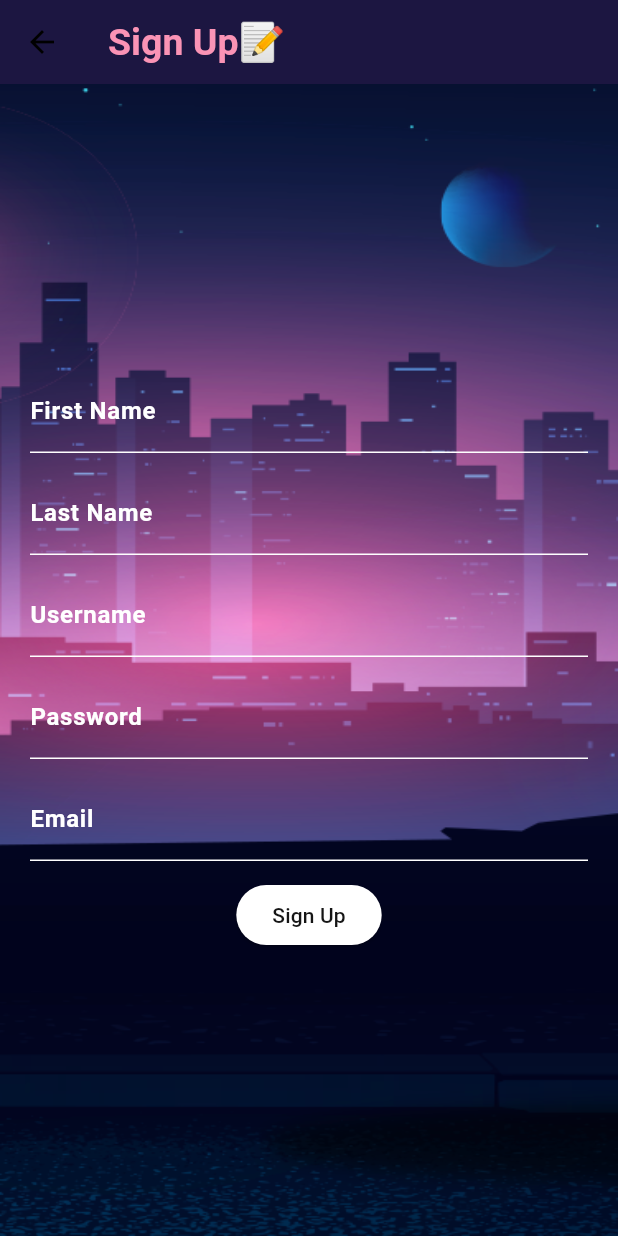
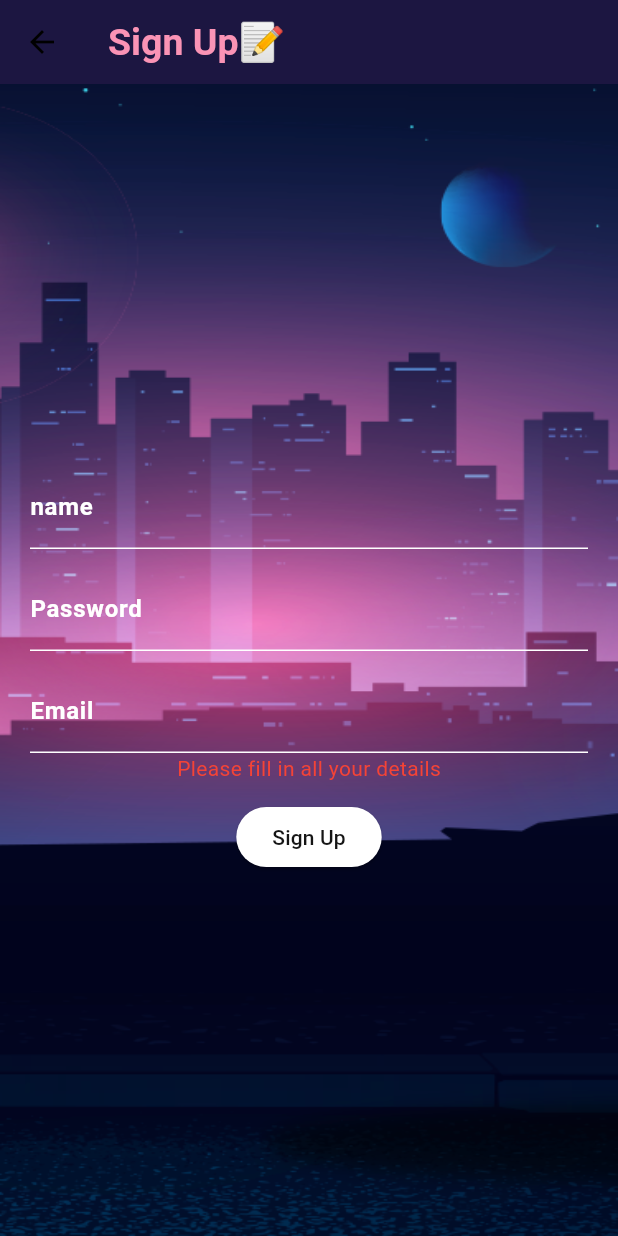
Before and after one commit to Kobby74/house-rental, a Flutter app: the SignupPage screen opened directly with empty values, after a tap on "Sign Up", on a phone screen of 412 x 824 dp. Run offline on Flutter 3.47's test engine with Material 3 defaults, Android fonts, the phone set to English and light mode, and no system bars; our stand-ins replace flutter_svg, image_picker.

Commit message:
login and signup page updated

```diff
--- a/lib/screen/home/home.dart
+++ b/lib/screen/home/home.dart
@@ -7,7 +7,7 @@ import 'package:lodge/screen/home/widget/recommended_house.dart';
 import 'package:lodge/screen/home/widget/search_input.dart';
 import 'package:lodge/screen/home/widget/welcom_text.dart';
 
-class HomePage extends StatelessWidget {
+class  HomePage extends StatelessWidget {
 
   @override
   Widget build(BuildContext context) {
@@ -20,7 +20,7 @@ class HomePage extends StatelessWidget {
           children: [
            WelcomeText(),
            SearchInput(onSearch: (query) {
-                print('Search query: $query');
+                 print('Search query: $query');
               },),
            Categories(),
           RecommendedHouse(),
--- a/lib/widget/signup_page.dart
+++ b/lib/widget/signup_page.dart
@@ -1,5 +1,6 @@
 import 'package:flutter/material.dart';
-import 'package:lodge/screen/home/home.dart';
+import 'package:http/http.dart' as http;
+import 'dart:convert';
 
 class SignupPage extends StatefulWidget {
   final Function(String, String) onSignup;
@@ -11,23 +12,55 @@ class SignupPage extends StatefulWidget {
 }
 
 class _SignupPageState extends State<SignupPage> {
-  final TextEditingController _firstnameController = TextEditingController();
-  final TextEditingController _lastnameController = TextEditingController();
   final TextEditingController _usernameController = TextEditingController();
   final TextEditingController _passwordController = TextEditingController();
   final TextEditingController _emailController = TextEditingController();
+  String _errorMessage = '';
+  String loading = 'Sign Up';
 
-  void _signup() {
-    String firstname = _firstnameController.text.trim();
-    String lastname = _lastnameController.text.trim();
+  void _signup() async {
     String username = _usernameController.text.trim();
     String password = _passwordController.text.trim();
     String email = _emailController.text.trim();
 
-    if (username.isNotEmpty && password.isNotEmpty) {
-      widget.onSignup(username, password);
+    if (username.isNotEmpty && password.isNotEmpty && email.isNotEmpty) {
+      var url = Uri.parse('https://rentapp-api.drevap.com/api/auth/register');
 
-      Navigator.pop(context);
+      var body = jsonEncode({
+        'name': username,
+        'password': password,
+        'email': email,
+      });
+      setState(() {
+        loading = 'Signing Up...';
+      });
+
+      var response = await http.post(
+        url,
+        headers: {
+          'Content-Type': 'application/json',
+          'Accept': 'application/json'
+        },
+        body: body,
+      );
+
+      if (response.statusCode == 200) {
+        widget.onSignup(username, password);
+        Navigator.pop(context);
+      } else {
+        final rest = await response.body;
+        Map<String, dynamic> responseBody = jsonDecode(response.body);
+        setState(() {
+        loading = 'retry';
+          _errorMessage = responseBody['message'];
+        });
+        print('Signup failed with status: ${response.statusCode}');
+        print('Response body: ${response.body}');
+      }
+    } else {
+      setState(() {
+        _errorMessage = "Please fill in all your details";
+      });
     }
   }
 
@@ -36,7 +69,10 @@ class _SignupPageState extends State<SignupPage> {
     return Scaffold(
       appBar: AppBar(
         title: Text('Sign Up📝'),
-        titleTextStyle: TextStyle(fontWeight: FontWeight.bold, fontSize: 25, color: Color.fromARGB(255, 250, 147, 181)),
+        titleTextStyle: TextStyle(
+            fontWeight: FontWeight.bold,
+            fontSize: 25,
+            color: Color.fromARGB(255, 250, 147, 181)),
         backgroundColor: Color.fromARGB(255, 28, 22, 65),
       ),
       body: Container(
@@ -51,35 +87,15 @@ class _SignupPageState extends State<SignupPage> {
           child: Column(
             mainAxisAlignment: MainAxisAlignment.center,
             children: [
-              TextField(
-                controller: _firstnameController,
-                style: TextStyle(color: Colors.white),
-                decoration: InputDecoration(
-                  labelText: 'First Name',
-                  labelStyle: TextStyle(color: Colors.white, fontWeight: FontWeight.bold),
-                  hintText: 'Enter your firstname',
-                  hintStyle: TextStyle(color: Colors.white),
-                ),
-              ),
-              SizedBox(height: 12.0),
-              TextField(
-                controller: _lastnameController,
-                style: TextStyle(color: Colors.white),
-                decoration: InputDecoration(
-                  labelText: 'Last Name',
-                  labelStyle: TextStyle(color: Colors.white, fontWeight: FontWeight.bold),
-                  hintText: 'Enter your lastname',
-                  hintStyle: TextStyle(color: Colors.white),
-                ),
-              ),
               SizedBox(height: 12.0),
               TextField(
                 controller: _usernameController,
                 style: TextStyle(color: Colors.white),
                 decoration: InputDecoration(
-                  labelText: 'Username',
-                  labelStyle: TextStyle(color: Colors.white, fontWeight: FontWeight.bold),
-                  hintText: 'Create a username',
+                  labelText: 'name',
+                  labelStyle: TextStyle(
+                      color: Colors.white, fontWeight: FontWeight.bold),
+                  hintText: 'Create a name',
                   hintStyle: TextStyle(color: Colors.white),
                 ),
               ),
@@ -90,7 +106,8 @@ class _SignupPageState extends State<SignupPage> {
                 obscureText: true,
                 decoration: InputDecoration(
                   labelText: 'Password',
-                  labelStyle: TextStyle(color: Colors.white, fontWeight: FontWeight.bold),
+                  labelStyle: TextStyle(
+                      color: Colors.white, fontWeight: FontWeight.bold),
                   hintText: 'Enter your password',
                   hintStyle: TextStyle(color: Colors.white),
                 ),
@@ -102,15 +119,20 @@ class _SignupPageState extends State<SignupPage> {
                 keyboardType: TextInputType.emailAddress,
                 decoration: InputDecoration(
                   labelText: 'Email',
-                  labelStyle: TextStyle(color: Colors.white, fontWeight: FontWeight.bold),
+                  labelStyle: TextStyle(
+                      color: Colors.white, fontWeight: FontWeight.bold),
                   hintText: 'Enter your email',
                   hintStyle: TextStyle(color: Colors.white),
                 ),
               ),
+              Text(
+                _errorMessage,
+                style: TextStyle(color: Colors.red),
+              ),
               SizedBox(height: 12.0),
               ElevatedButton(
                 onPressed: _signup,
-                child: Text('Sign Up'),
+                child: Text(loading),
               ),
             ],
           ),
--- a/pubspec.yaml
+++ b/pubspec.yaml
@@ -37,6 +37,7 @@ dependencies:
   # The following adds the Cupertino Icons font to your application.
   # Use with the CupertinoIcons class for iOS style icons.
   cupertino_icons: ^1.0.6
+  http: ^1.2.2
 
 dev_dependencies:
   flutter_test:
```
Also changed, not shown: lib/login_page.dart (+56 -25 lines), pubspec.lock.
